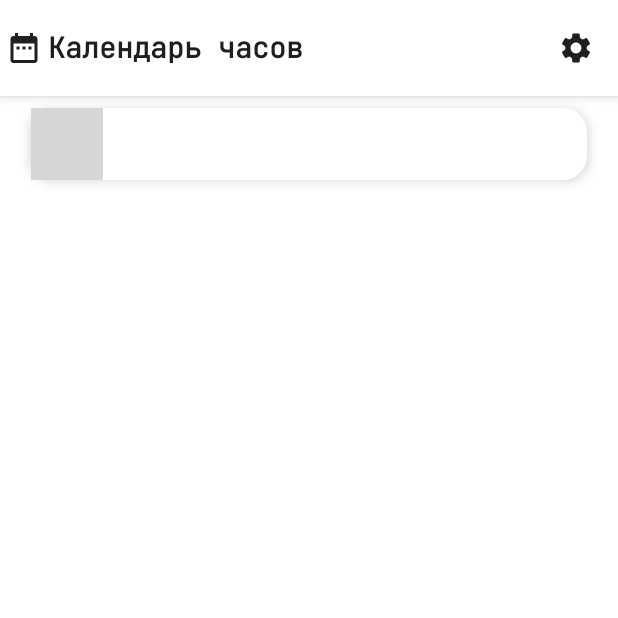
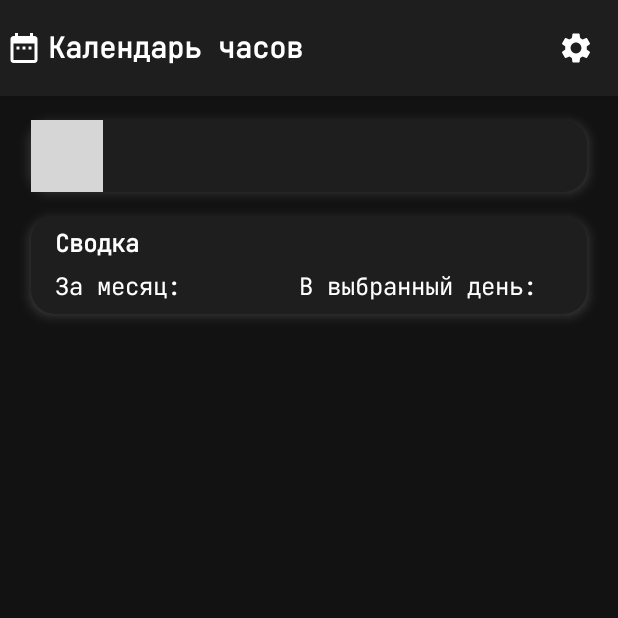
Before and after one commit to blackbuffy/HoursCalendar, an Android app built with Jetpack Compose: the screen it shows after launch (MainActivity), on a phone screen of 412 x 824 dp, the top half of it. Run offline under Robolectric (Android 15) with nearby library versions, the phone set to English and light mode, and no system bars; libraries missing offline, so code that uses them is left out: io.github.boguszpawlowski.composecalendar; 1 statement that could not run was skipped; grey boxes are pictures that could not be loaded.

Commit message:
card s summoi

```diff
--- a/app/src/main/java/com/wellon/hourscalendar/MainActivity.kt
+++ b/app/src/main/java/com/wellon/hourscalendar/MainActivity.kt
@@ -3,7 +3,6 @@ package com.wellon.hourscalendar
 import android.os.Bundle
 import androidx.activity.ComponentActivity
 import androidx.activity.compose.setContent
-import androidx.compose.material3.MaterialTheme
 import androidx.compose.runtime.mutableStateOf
 import androidx.compose.runtime.remember
 import com.wellon.hourscalendar.composables.mainscreen.MainScreen
@@ -14,13 +13,13 @@ class MainActivity : ComponentActivity() {
         super.onCreate(savedInstanceState)
         setContent {
             val (isDarkTheme, setDarkTheme) = remember {
-                mutableStateOf(false)
+                mutableStateOf(true)
             }
 
             HoursCalendarTheme (
                 darkTheme = isDarkTheme
             ) {
-                MainScreen(MaterialTheme, isDarkTheme, setDarkTheme)
+                MainScreen(isDarkTheme, setDarkTheme)
             }
         }
     }
--- a/app/src/main/java/com/wellon/hourscalendar/composables/calendar/Calendar.kt
+++ b/app/src/main/java/com/wellon/hourscalendar/composables/calendar/Calendar.kt
@@ -13,26 +13,28 @@ import io.github.boguszpawlowski.composecalendar.SelectableCalendar
 import java.time.DayOfWeek
 
 @Composable
-fun Calendar(materialTheme: MaterialTheme) {
+fun Calendar() {
     Card(
         shape = RoundedCornerShape(16.dp),
-        colors = CardDefaults.cardColors(containerColor = materialTheme.colorScheme.primaryContainer),
+        colors = CardDefaults.cardColors(containerColor = MaterialTheme.colorScheme.primaryContainer),
         modifier = Modifier
             .fillMaxWidth(0.9f)
             .graphicsLayer(
                 shadowElevation = 7f,
-                shape = RoundedCornerShape(16.dp)
+                shape = RoundedCornerShape(16.dp),
+                spotShadowColor = MaterialTheme.colorScheme.surfaceContainerHigh,
+                ambientShadowColor = MaterialTheme.colorScheme.surfaceContainerHigh
             )
     ) {
         SelectableCalendar(
             monthHeader = {
-                MonthHeader(materialTheme, it)
+                MonthHeader(it)
             },
             daysOfWeekHeader = {
-                DaysOfWeekHeader(it, materialTheme)
+                DaysOfWeekHeader(it)
             },
             dayContent = {
-                Day(materialTheme, it)
+                Day(it)
             },
             firstDayOfWeek = DayOfWeek.MONDAY,
             showAdjacentMonths = false
--- a/app/src/main/java/com/wellon/hourscalendar/composables/calendar/Day.kt
+++ b/app/src/main/java/com/wellon/hourscalendar/composables/calendar/Day.kt
@@ -18,17 +18,19 @@ import io.github.boguszpawlowski.composecalendar.day.DayState
 import io.github.boguszpawlowski.composecalendar.selection.DynamicSelectionState
 
 @Composable
-fun Day(materialTheme: MaterialTheme, state: DayState<DynamicSelectionState>) {
+fun Day(state: DayState<DynamicSelectionState>) {
     Card(
         modifier = Modifier
             .padding(4.dp)
             .aspectRatio(2f)
             .graphicsLayer(
                 shadowElevation = 4f,
-                shape = RoundedCornerShape(8.dp)
+                shape = RoundedCornerShape(8.dp),
+                spotShadowColor = MaterialTheme.colorScheme.surfaceContainerHigh,
+                ambientShadowColor = MaterialTheme.colorScheme.surfaceContainerHigh
             ),
         shape = RoundedCornerShape(8.dp),
-        colors = CardDefaults.cardColors(containerColor = materialTheme.colorScheme.secondaryContainer)
+        colors = CardDefaults.cardColors(containerColor = MaterialTheme.colorScheme.secondaryContainer)
     ) {
         Box(
             contentAlignment = Alignment.Center,
@@ -37,8 +39,8 @@ fun Day(materialTheme: MaterialTheme, state: DayState<DynamicSelectionState>) {
         ) {
             Text(
                 text = state.date.dayOfMonth.toString(),
-                style = materialTheme.typography.titleSmall,
-                color = materialTheme.colorScheme.primary
+                style = MaterialTheme.typography.titleSmall,
+                color = MaterialTheme.colorScheme.primary
             )
         }
     }
--- a/app/src/main/java/com/wellon/hourscalendar/composables/calendar/DaysOfWeekHeader.kt
+++ b/app/src/main/java/com/wellon/hourscalendar/composables/calendar/DaysOfWeekHeader.kt
@@ -17,7 +17,7 @@ import java.time.format.TextStyle
 import java.util.Locale
 
 @Composable
-fun DaysOfWeekHeader(days: List<DayOfWeek>, materialTheme: MaterialTheme) {
+fun DaysOfWeekHeader(days: List<DayOfWeek>) {
     Row (
         modifier = Modifier
             .fillMaxWidth()
@@ -28,8 +28,8 @@ fun DaysOfWeekHeader(days: List<DayOfWeek>, materialTheme: MaterialTheme) {
             Text(
                 textAlign = TextAlign.Center,
                 text = day.getDisplayName(TextStyle.SHORT, Locale("ru")).replaceFirstChar { it.uppercaseChar() },
-                style = materialTheme.typography.titleSmall,
-                color = materialTheme.colorScheme.primary
+                style = MaterialTheme.typography.titleSmall,
+                color = MaterialTheme.colorScheme.primary
             )
         }
     }
--- a/app/src/main/java/com/wellon/hourscalendar/composables/calendar/MonthHeader.kt
+++ b/app/src/main/java/com/wellon/hourscalendar/composables/calendar/MonthHeader.kt
@@ -33,7 +33,7 @@ val russianMonthsMap = mapOf(
 )
 
 @Composable
-fun MonthHeader(materialTheme: MaterialTheme, state: MonthState) {
+fun MonthHeader(state: MonthState) {
     val currentMonth = state.currentMonth
     val monthValue = currentMonth.monthValue
     val year = currentMonth.year
@@ -51,14 +51,14 @@ fun MonthHeader(materialTheme: MaterialTheme, state: MonthState) {
             Icon(
                 imageVector = Icons.AutoMirrored.Filled.KeyboardArrowLeft,
                 contentDescription = "Предыдущий месяц",
-                tint = materialTheme.colorScheme.tertiary
+                tint = MaterialTheme.colorScheme.tertiary
             )
         }
 
         Text(
             text = "${russianMonthsMap[monthValue]} $year",
-            style = materialTheme.typography.titleMedium,
-            color = materialTheme.colorScheme.primary
+            style = MaterialTheme.typography.titleMedium,
+            color = MaterialTheme.colorScheme.primary
         )
 
         IconButton(
@@ -67,7 +67,7 @@ fun MonthHeader(materialTheme: MaterialTheme, state: MonthState) {
             Icon(
                 imageVector = Icons.AutoMirrored.Filled.KeyboardArrowRight,
                 contentDescription = "Следующий месяц",
-                tint = materialTheme.colorScheme.tertiary
+                tint = MaterialTheme.colorScheme.tertiary
             )
         }
     }
--- a/app/src/main/java/com/wellon/hourscalendar/composables/mainscreen/MainScreen.kt
+++ b/app/src/main/java/com/wellon/hourscalendar/composables/mainscreen/MainScreen.kt
@@ -16,22 +16,21 @@ import com.wellon.hourscalendar.composables.calendar.Calendar
 
 @SuppressLint("UnusedMaterial3ScaffoldPaddingParameter")
 @Composable
-fun MainScreen(materialTheme: MaterialTheme, isDarkTheme: Boolean, setDarkTheme: (Boolean) -> Unit) {
+fun MainScreen(isDarkTheme: Boolean, setDarkTheme: (Boolean) -> Unit) {
     Scaffold (
         modifier = Modifier
             .fillMaxSize(),
-        containerColor = materialTheme.colorScheme.surface,
-        topBar = { TopBar(materialTheme, isDarkTheme) }
+        containerColor = MaterialTheme.colorScheme.surface,
+        topBar = { TopBar() }
     ) {
         Column (
             modifier = Modifier
                 .fillMaxSize()
-                .padding(PaddingValues(top = it.calculateTopPadding() + 8.dp)),
+                .padding(PaddingValues(top = it.calculateTopPadding() + 16.dp)),
             horizontalAlignment = Alignment.CenterHorizontally
         ) {
-
-
-            Calendar(materialTheme)
+            Calendar()
+            SummaryCard()
         }
     }
 }
--- /dev/null
+++ b/app/src/main/java/com/wellon/hourscalendar/composables/mainscreen/SummaryCard.kt
@@ -0,0 +1,73 @@
+package com.wellon.hourscalendar.composables.mainscreen
+
+import androidx.compose.foundation.layout.Arrangement
+import androidx.compose.foundation.layout.Box
+import androidx.compose.foundation.layout.Column
+import androidx.compose.foundation.layout.Row
+import androidx.compose.foundation.layout.fillMaxSize
+import androidx.compose.foundation.layout.fillMaxWidth
+import androidx.compose.foundation.layout.padding
+import androidx.compose.foundation.layout.safeContentPadding
+import androidx.compose.foundation.shape.RoundedCornerShape
+import androidx.compose.material3.Card
+import androidx.compose.material3.CardDefaults
+import androidx.compose.material3.MaterialTheme
+import androidx.compose.material3.Text
+import androidx.compose.runtime.Composable
+import androidx.compose.ui.Alignment
+import androidx.compose.ui.Modifier
+import androidx.compose.ui.graphics.graphicsLayer
+import androidx.compose.ui.text.font.FontWeight
+import androidx.compose.ui.unit.dp
+
+@Composable
+fun SummaryCard() {
+    Card (
+        shape = RoundedCornerShape(16.dp),
+        colors = CardDefaults.cardColors(containerColor = MaterialTheme.colorScheme.primaryContainer),
+        modifier = Modifier
+            .fillMaxWidth(0.9f)
+            .padding(top = 16.dp)
+            .graphicsLayer(
+                shadowElevation = 7f,
+                shape = RoundedCornerShape(16.dp),
+                spotShadowColor = MaterialTheme.colorScheme.surfaceContainerHigh,
+                ambientShadowColor = MaterialTheme.colorScheme.surfaceContainerHigh
+            )
+    ) {
+        Column (
+            modifier = Modifier
+                .fillMaxWidth()
+        ) {
+            Box(
+                modifier = Modifier
+                    .fillMaxWidth()
+                    .padding(top = 8.dp, start = 16.dp)
+            ) {
+                Text(
+                    text = "Сводка",
+                    style = MaterialTheme.typography.titleMedium.copy(fontWeight = FontWeight.Bold),
+                    color = MaterialTheme.colorScheme.primary
+                )
+            }
+            Row (
+                modifier = Modifier
+                    .fillMaxWidth()
+                    .padding(top = 8.dp, start = 16.dp, end = 24.dp, bottom = 8.dp),
+                horizontalArrangement = Arrangement.SpaceBetween
+            ) {
+                Text(
+                    text = "За месяц: ",
+                    style = MaterialTheme.typography.titleMedium,
+                    color = MaterialTheme.colorScheme.primary
+                )
+
+                Text(
+                    text = "В выбранный день: ",
+                    style = MaterialTheme.typography.titleMedium,
+                    color = MaterialTheme.colorScheme.primary
+                )
+            }
+        }
+    }
+}
--- a/app/src/main/java/com/wellon/hourscalendar/composables/mainscreen/TopBar.kt
+++ b/app/src/main/java/com/wellon/hourscalendar/composables/mainscreen/TopBar.kt
@@ -17,21 +17,21 @@ import androidx.compose.ui.graphics.graphicsLayer
 
 @OptIn(ExperimentalMaterial3Api::class)
 @Composable
-fun TopBar(materialTheme: MaterialTheme, isDarkTheme: Boolean) {
+fun TopBar() {
 
     TopAppBar(
         title = {
             Text(
                 text = "Календарь часов",
-                style = materialTheme.typography.titleLarge,
-                color = materialTheme.colorScheme.primary
+                style = MaterialTheme.typography.titleLarge,
+                color = MaterialTheme.colorScheme.primary
             )
         },
         navigationIcon = {
             Icon(
                 imageVector = Icons.Filled.DateRange,
                 contentDescription = "иконка календарика",
-                tint = materialTheme.colorScheme.tertiary
+                tint = MaterialTheme.colorScheme.tertiary
             )
         },
         actions = {
@@ -39,12 +39,12 @@ fun TopBar(materialTheme: MaterialTheme, isDarkTheme: Boolean) {
                 Icon(
                     imageVector = Icons.Filled.Settings,
                     contentDescription = "иконка настроек",
-                    tint = materialTheme.colorScheme.tertiary
+                    tint = MaterialTheme.colorScheme.tertiary
                 )
             }
         },
         colors = TopAppBarDefaults.topAppBarColors(
-            containerColor = materialTheme.colorScheme.primaryContainer
+            containerColor = MaterialTheme.colorScheme.primaryContainer
         ),
         modifier = Modifier
             .graphicsLayer(
--- a/app/src/main/java/com/wellon/hourscalendar/ui/theme/Color.kt
+++ b/app/src/main/java/com/wellon/hourscalendar/ui/theme/Color.kt
@@ -19,3 +19,5 @@ val SecondaryContainerDark = Color(0xFF333333)
 
 val OnPrimary = Color(0xFF3267b5)
 val OnPrimaryDark = Color(0xFF388cfa)
+
+val SurfaceContainerHighDark = Color(0xFFFFFFFF)
--- a/app/src/main/java/com/wellon/hourscalendar/ui/theme/Theme.kt
+++ b/app/src/main/java/com/wellon/hourscalendar/ui/theme/Theme.kt
@@ -5,6 +5,7 @@ import androidx.compose.material3.MaterialTheme
 import androidx.compose.material3.darkColorScheme
 import androidx.compose.material3.lightColorScheme
 import androidx.compose.runtime.Composable
+import androidx.compose.ui.graphics.DefaultShadowColor
 
 private val DarkColorScheme = darkColorScheme(
     surface = SurfaceDark,
@@ -16,7 +17,9 @@ private val DarkColorScheme = darkColorScheme(
 
     secondaryContainer = SecondaryContainerDark,
 
-    tertiary = TertiaryDark
+    tertiary = TertiaryDark,
+
+    surfaceContainerHigh = SurfaceContainerHighDark
 )
 
 private val LightColorScheme = lightColorScheme(
@@ -29,12 +32,14 @@ private val LightColorScheme = lightColorScheme(
 
     secondaryContainer = SecondaryContainer,
 
-    tertiary = Tertiary
+    tertiary = Tertiary,
+
+    surfaceContainerHigh = DefaultShadowColor
 )
 
 @Composable
 fun HoursCalendarTheme(
-    darkTheme: Boolean = isSystemInDarkTheme(),
+    darkTheme: Boolean = false,
     content: @Composable () -> Unit
 ) {
     val colorScheme = when {
```
